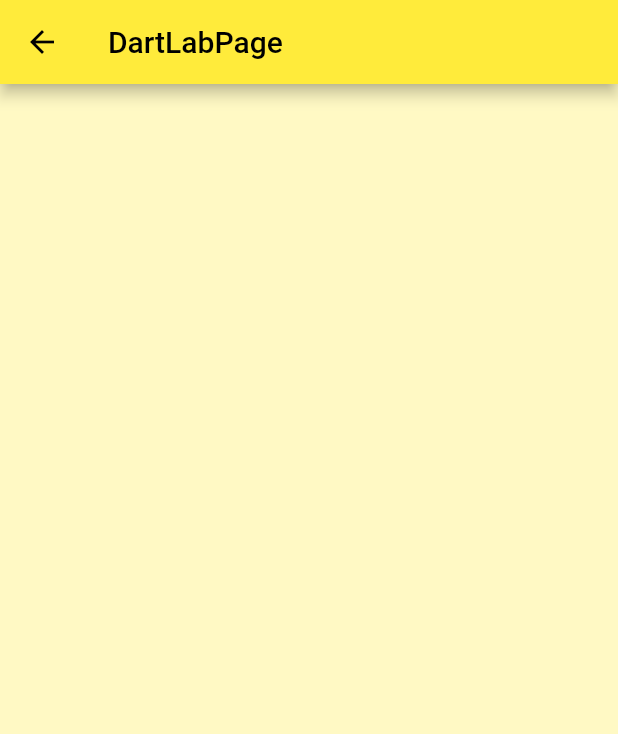
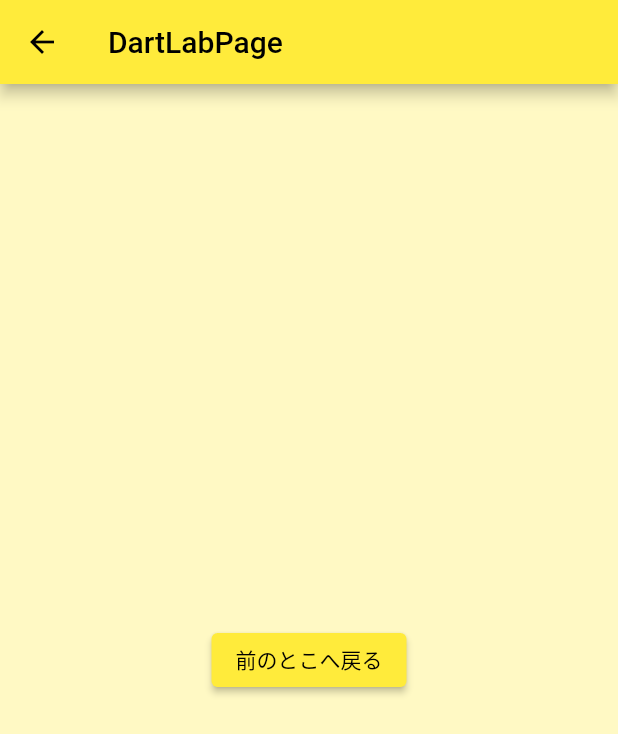
Before and after one commit to yuu-eguci/flutter_lab, a Flutter app: the DartLabPage screen opened directly, on a phone screen of 412 x 824 dp. Shown: the top 734 px of the screen. Run offline on Flutter 3.47's test engine with Material 2 defaults, Android fonts, the light colour scheme and no system bars.

Commit message:
✨ "DartLabPage から戻る" ボタン追加

```diff
--- a/lib/main.dart
+++ b/lib/main.dart
@@ -61,7 +61,15 @@ class DartLabPage extends StatelessWidget {
       ),
       body: Container(
         height: double.infinity,
-        color: Colors.yellow[100]
+        color: Colors.yellow[100],
+        child: Center(
+          child: ElevatedButton(
+            child: const Text('前のとこへ戻る'),
+            onPressed: () {
+              Navigator.pop(context);
+            },
+          ),
+        ),
       ),
     );
   }
```
